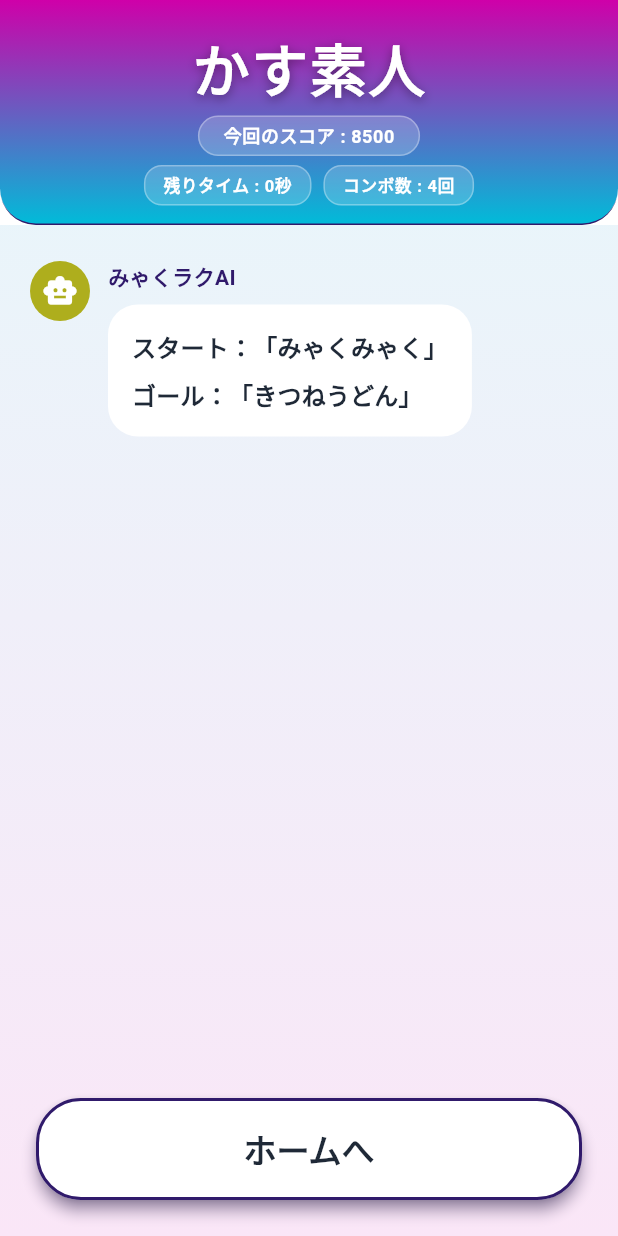
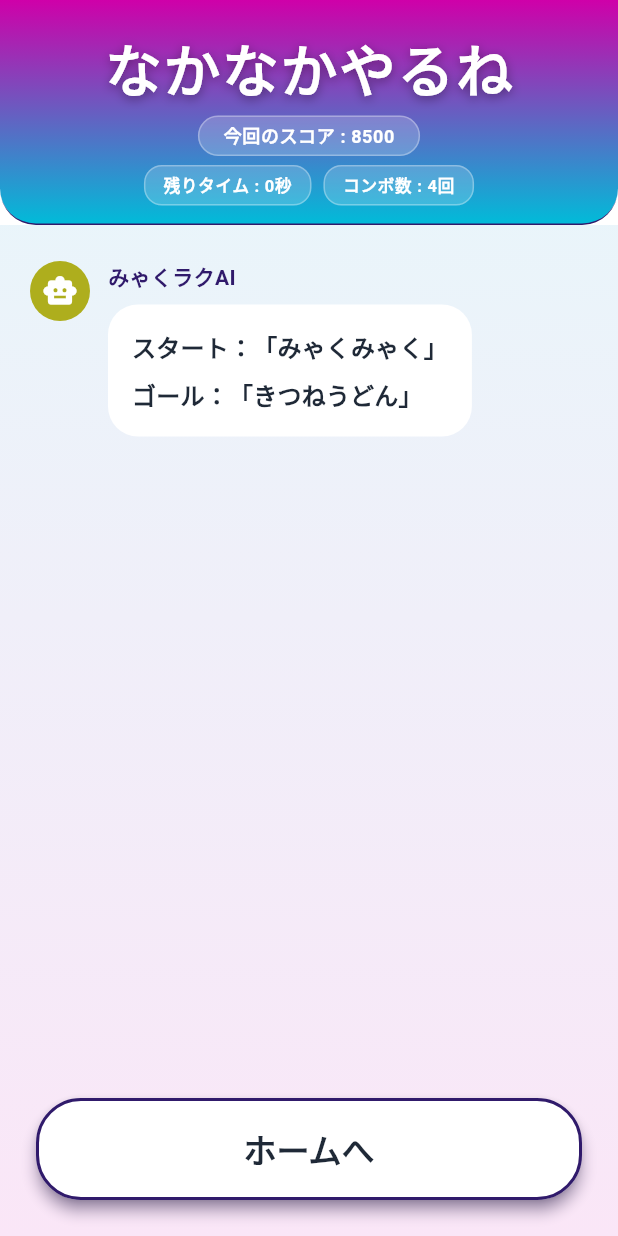
Before and after one commit to yuseiHiratsuka/tfh2025, a Flutter app: the screen it shows after launch, after a tap on "はじめる", after a tap on "トップに戻る", after a tap on "Result (Dev)", on a phone screen of 412 x 824 dp. Run offline on Flutter 3.47's test engine with Material 3 defaults, Android fonts, the phone set to English and light mode, and no system bars; our stand-ins replace cloud_firestore, firebase_auth, firebase_core, firebase_storage, flutter_hooks, freezed_annotation and 3 more; missing offline and left inert: flutter_painter_v2; accounts and stored records are empty; Roboto replaces fonts that are missing (NicomojiPlus).

Commit message:
update:スコアによってラベルだしわけ

```diff
--- a/lib/pages/final_result_page.dart
+++ b/lib/pages/final_result_page.dart
@@ -136,6 +136,15 @@ class _FinalResultSliverAppBar extends StatelessWidget {
 
   final Room room;
 
+  String _getRankLabel(int score) {
+    if (score <= 50) return 'かす素人';
+    if (score <= 250) return '素人に毛が生えた程度';
+    if (score <= 1000) return '普通';
+    if (score <= 5000) return '部活でやってた？';
+    if (score <= 10000) return 'なかなかやるね';
+    return 'チート級';
+  }
+
   @override
   Widget build(BuildContext context) {
     final theme = Theme.of(context);
@@ -171,7 +180,7 @@ class _FinalResultSliverAppBar extends StatelessWidget {
             mainAxisAlignment: MainAxisAlignment.end,
             children: [
               Text(
-                'かす素人',
+                _getRankLabel(room.score ?? 0),
                 style: textTheme.titleLarge?.copyWith(
                   fontSize: 38,
                   color: Colors.white,
```
